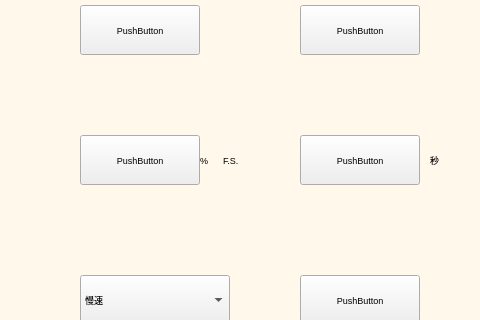
This is contoller.ui in thewayI/tiny4412 as Qt 5 draws it before an edit; both pictures show x 240 to 720 and y 105 to 425 of the 1280 by 800 pixel window. The edited form follows.
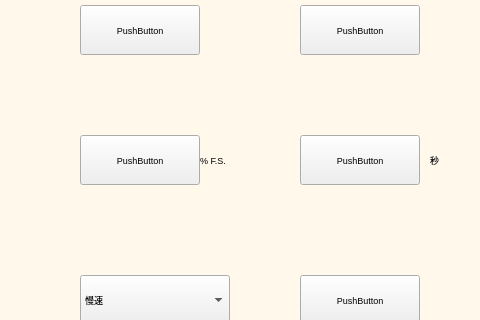
This is the edited form.

```diff
--- a/contoller.ui
+++ b/contoller.ui
@@ -154,7 +154,7 @@
     </font>
    </property>
    <property name="text">
-    <string>%      F.S.</string>
+    <string>% F.S.</string>
    </property>
   </widget>
   <widget class="QLabel" name="label_4">
```
